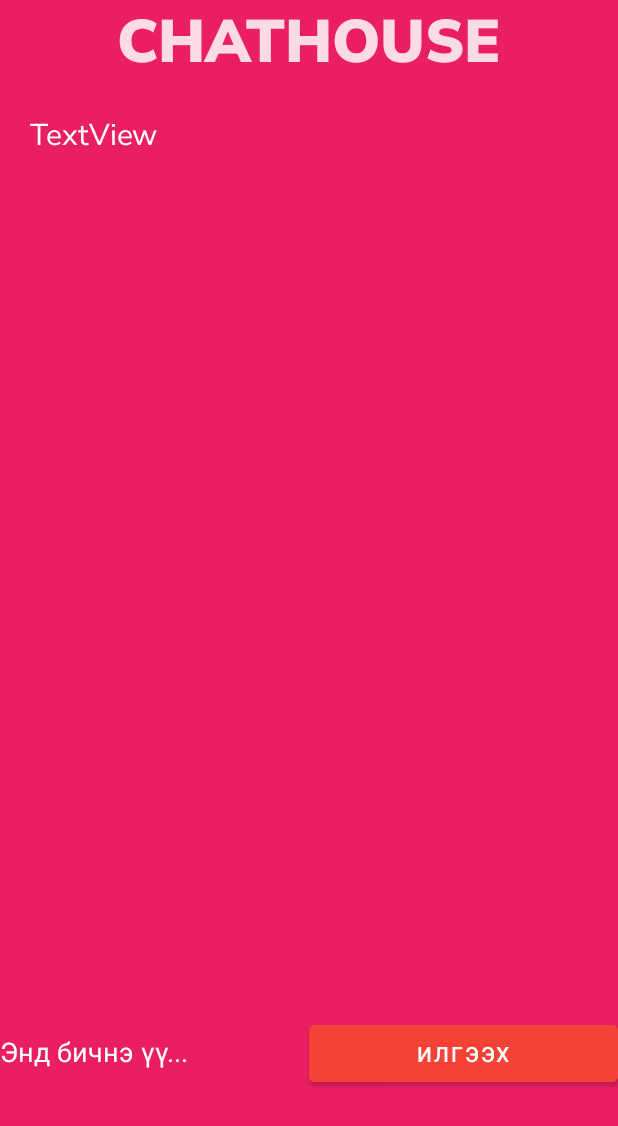
After one commit to hulgeebnaa/androidStudio-lab, an Android app: the lab52dahi screen opened directly, with no data from a screen before it, on a phone screen of 412 x 824 dp. The commit adds this screen. Shown: the top 1126 px of the screen. Run offline under Robolectric (Android 15) with nearby library versions, the light colour scheme and no system bars.

Commit message:
lab5aa dutuu uldeetsen

```diff
--- a/app/build.gradle
+++ b/app/build.gradle
@@ -33,6 +33,8 @@
     implementation 'androidx.appcompat:appcompat:1.2.0'
     implementation 'com.google.android.material:material:1.3.0'
     implementation 'androidx.constraintlayout:constraintlayout:2.0.4'
+    implementation 'androidx.navigation:navigation-fragment:2.3.3'
+    implementation 'androidx.navigation:navigation-ui:2.3.3'
     testImplementation 'junit:junit:4.+'
     androidTestImplementation 'androidx.test.ext:junit:1.1.2'
     androidTestImplementation 'androidx.test.espresso:espresso-core:3.3.0'
--- a/app/src/main/AndroidManifest.xml
+++ b/app/src/main/AndroidManifest.xml
@@ -9,7 +9,9 @@
         android:roundIcon="@mipmap/ic_launcher_round"
         android:supportsRtl="true"
         android:theme="@style/Theme.Lab3">
-        <activity android:name=".lab4"></activity>
+        <activity android:name=".lab52dahi"></activity>
+        <activity android:name=".lab5" />
+        <activity android:name=".lab4" />
         <activity android:name=".Option" />
         <activity android:name=".MainActivity">
             <intent-filter>
--- /dev/null
+++ b/app/src/main/java/com/example/lab3/lab52dahi.java
@@ -0,0 +1,46 @@
+package com.example.lab3;
+
+import androidx.appcompat.app.AppCompatActivity;
+
+import android.content.Intent;
+import android.os.Bundle;
+import android.widget.Button;
+import android.widget.EditText;
+import android.widget.TextView;
+
+public class lab52dahi extends AppCompatActivity {
+    Button btnilgeeh2;
+    TextView msg2;
+    EditText bichihtext2;
+    String conversation2;
+    @Override
+    protected void onCreate(Bundle savedInstanceState) {
+        super.onCreate(savedInstanceState);
+        setContentView(R.layout.activity_lab52dahi);
+        try
+        {
+            this.getSupportActionBar().hide();
+        }
+        catch (NullPointerException e){}
+        btnilgeeh2 = (Button) findViewById(R.id.btnilgeeh2);
+        msg2 = (TextView) findViewById(R.id.msg2);
+        bichihtext2 = (EditText) findViewById(R.id.bichih2);
+        Intent intent = getIntent();
+        String conversation1 = intent.getStringExtra("conversation1");
+
+        conversation2 = conversation1 + msg2.getText().toString() + "/nUser2:" + bichihtext2.getText().toString();
+        btnilgeeh2.setOnClickListener(v -> ilgeeh2(conversation2));
+    }
+
+    private void ilgeeh2(String updatedtext) {
+        Intent intent = new Intent(lab52dahi.this, lab5.class);
+        intent.putExtra("conversation1",updatedtext);
+        startActivity(intent);
+    }
+    private void write(){
+
+    }
+    private void read(){
+
+    }
+}
--- /dev/null
+++ b/app/src/main/res/color/shar.xml
@@ -0,0 +1,4 @@
+<?xml version="1.0" encoding="utf-8"?>
+<selector xmlns:android="http://schemas.android.com/apk/res/android">
+
+</selector>
--- /dev/null
+++ b/app/src/main/res/layout/activity_lab52dahi.xml
@@ -0,0 +1,58 @@
+<?xml version="1.0" encoding="utf-8"?>
+<LinearLayout xmlns:android="http://schemas.android.com/apk/res/android"
+    xmlns:app="http://schemas.android.com/apk/res-auto"
+    xmlns:tools="http://schemas.android.com/tools"
+    android:layout_width="match_parent"
+    android:layout_height="match_parent"
+    tools:context=".lab52dahi"
+    android:orientation="vertical"
+    android:animateLayoutChanges="false"
+    android:background="#E91E63">
+    <TextView
+        android:id="@+id/textView10"
+        android:layout_width="match_parent"
+        android:layout_height="wrap_content"
+        android:fontFamily="@font/nunito_sans_black_italic"
+        android:gravity="center"
+        android:text="Chathouse"
+        android:textAllCaps="true"
+        android:textAppearance="@style/TextAppearance.AppCompat.Large"
+        android:textColor="#D7FFFFFF"
+        android:textSize="40sp"
+        android:textStyle="bold" />
+
+    <TextView
+        android:id="@+id/msg2"
+        android:layout_width="match_parent"
+        android:layout_height="600dp"
+        android:textColor="@color/white"
+        android:fontFamily="@font/nunito_sans"
+        android:textSize="20sp"
+        android:layout_margin="10dp"
+        android:padding="10dp"
+        android:text="TextView" />
+
+    <LinearLayout
+        android:layout_width="match_parent"
+        android:layout_height="match_parent"
+        android:orientation="horizontal">
+        <EditText
+            android:id="@+id/bichih2"
+            android:layout_width="0dp"
+            android:layout_height="50dp"
+            android:layout_weight="1"
+            android:hint="Энд бичнэ үү..."
+            android:background="@null"
+            android:textColorHint="@color/white"/>
+
+        <Button
+            android:id="@+id/btnilgeeh2"
+            android:layout_width="0dp"
+            android:layout_height="50dp"
+            android:layout_weight="1"
+            android:backgroundTint="@color/sharkov"
+            android:textColor="@color/white"
+            android:text="Илгээх"/>
+    </LinearLayout>
+
+</LinearLayout>
--- a/app/src/main/res/values/colors.xml
+++ b/app/src/main/res/values/colors.xml
@@ -7,4 +7,6 @@
     <color name="teal_700">#FF018786</color>
     <color name="black">#FF000000</color>
     <color name="white">#FFFFFFFF</color>
+    <color name="sharkov">#F44336</color>
+
 </resources>
--- /dev/null
+++ b/app/src/main/res/values/dimens.xml
@@ -0,0 +1,3 @@
+<resources>
+    <dimen name="fab_margin">16dp</dimen>
+</resources>
```
Also changed, not shown: app/src/main/java/com/example/lab3/Option.java (+7 -0 lines), app/src/main/java/com/example/lab3/calculator.java (+4 -16 lines), app/src/main/java/com/example/lab3/lab5.java (added, +38 -0 lines), app/src/main/res/layout/activity_lab5.xml (added, +55 -0 lines), app/src/main/res/layout/activity_option.xml (+16 -0 lines), app/src/main/res/navigation/nav_graph.xml (added, +28 -0 lines), app/src/main/res/values/strings.xml (+9 -0 lines), app/src/main/res/values/themes.xml (+9 -0 lines).
